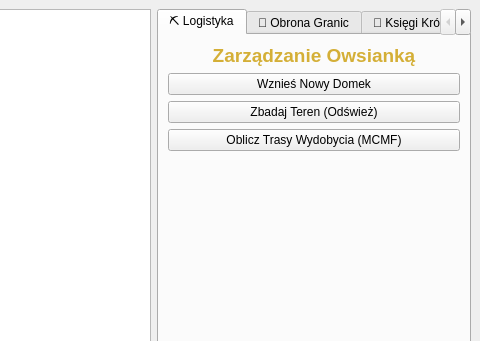
First picture: the form in gui/mainWindow.ui, repository Tevez2137/Projekt_ASD2, before the edit; both pictures show x 620 to 1100 and y 0 to 341 of the 1100 by 750 pixel window.
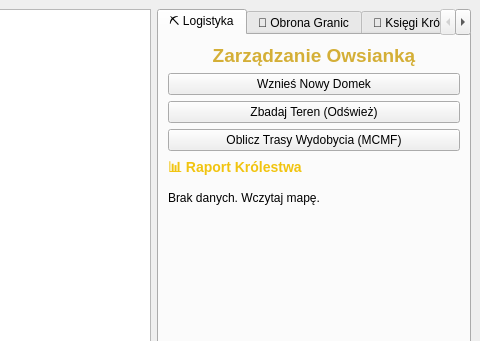
Second picture: the form after the edit. The open tabs and pages were chosen to show the change.

Commit message: dodanie panelu statystyk w gui

Patch:
```diff
--- a/gui/mainWindow.ui
+++ b/gui/mainWindow.ui
@@ -69,6 +69,19 @@
           </property>
          </widget>
         </item>
+        <item>
+         <widget class="QLabel" name="panel_statystyk">
+          <property name="text">
+           <string>&lt;h3 style='margin-top: 0; margin-bottom: 10px; color: #f1c40f;'&gt;📊 Raport Królestwa&lt;/h3&gt;Brak danych. Wczytaj mapę.</string>
+          </property>
+          <property name="alignment">
+           <set>Qt::AlignmentFlag::AlignLeading|Qt::AlignmentFlag::AlignLeft|Qt::AlignmentFlag::AlignTop</set>
+          </property>
+          <property name="wordWrap">
+           <bool>true</bool>
+          </property>
+         </widget>
+        </item>
         <item>
          <spacer name="verticalSpacer_1">
           <property name="orientation">
```
Left out of the diff: 2 changed lines with no effect on the pictures. The commit also changes 2 other files.
